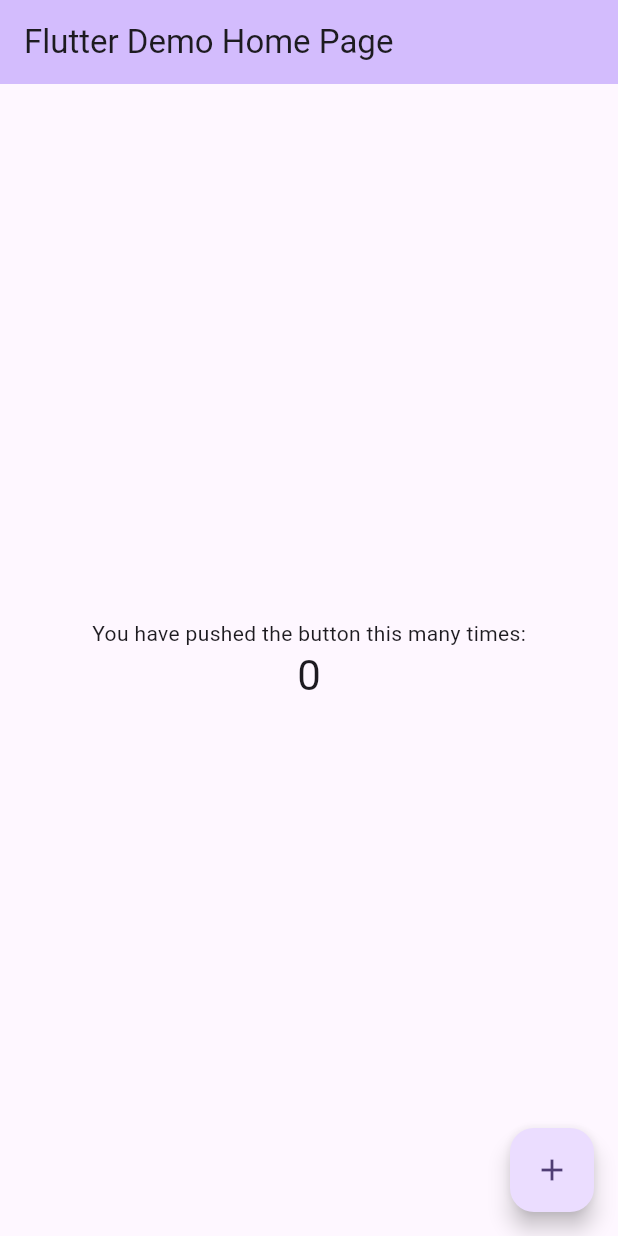
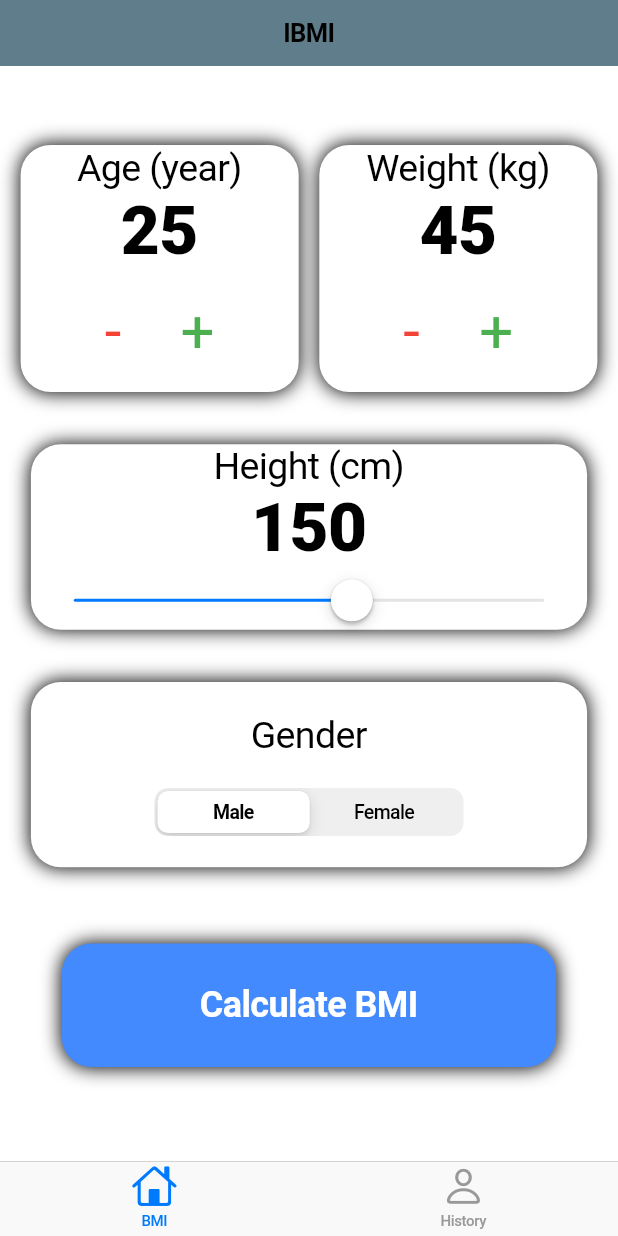
Before and after one commit to rizkyadde23/udemy_ibmi, a Flutter app: the screen it shows after launch, on a phone screen of 412 x 824 dp. Run offline on Flutter 3.47's test engine with Material 3 defaults, Android fonts, the phone set to English and light mode, and no system bars.

Commit message:
feat : bmi page

```diff
--- a/lib/main.dart
+++ b/lib/main.dart
@@ -1,4 +1,6 @@
 import 'package:flutter/material.dart';
+import 'package:flutter/cupertino.dart';
+import 'package:ibmi/pages/main_page.dart';
 
 void main() {
   runApp(const MyApp());
@@ -10,113 +12,13 @@ class MyApp extends StatelessWidget {
   // This widget is the root of your application.
   @override
   Widget build(BuildContext context) {
-    return MaterialApp(
-      title: 'Flutter Demo',
-      theme: ThemeData(
-        // This is the theme of your application.
-        //
-        // TRY THIS: Try running your application with "flutter run". You'll see
-        // the application has a purple toolbar. Then, without quitting the app,
-        // try changing the seedColor in the colorScheme below to Colors.green
-        // and then invoke "hot reload" (save your changes or press the "hot
-        // reload" button in a Flutter-supported IDE, or press "r" if you used
-        // the command line to start the app).
-        //
-        // Notice that the counter didn't reset back to zero; the application
-        // state is not lost during the reload. To reset the state, use hot
-        // restart instead.
-        //
-        // This works for code too, not just values: Most code changes can be
-        // tested with just a hot reload.
-        colorScheme: .fromSeed(seedColor: Colors.deepPurple),
-      ),
-      home: const MyHomePage(title: 'Flutter Demo Home Page'),
+    return CupertinoApp(
+      debugShowCheckedModeBanner: false,
+      title: "IBMI",
+      routes: {
+        '/': (BuildContext context) => MainPage()
+      },
+      initialRoute: '/',
     );
   }
 }
-
-class MyHomePage extends StatefulWidget {
-  const MyHomePage({super.key, required this.title});
-
-  // This widget is the home page of your application. It is stateful, meaning
-  // that it has a State object (defined below) that contains fields that affect
-  // how it looks.
-
-  // This class is the configuration for the state. It holds the values (in this
-  // case the title) provided by the parent (in this case the App widget) and
-  // used by the build method of the State. Fields in a Widget subclass are
-  // always marked "final".
-
-  final String title;
-
-  @override
-  State<MyHomePage> createState() => _MyHomePageState();
-}
-
-class _MyHomePageState extends State<MyHomePage> {
-  int _counter = 0;
-
-  void _incrementCounter() {
-    setState(() {
-      // This call to setState tells the Flutter framework that something has
-      // changed in this State, which causes it to rerun the build method below
-      // so that the display can reflect the updated values. If we changed
-      // _counter without calling setState(), then the build method would not be
-      // called again, and so nothing would appear to happen.
-      _counter++;
-    });
-  }
-
-  @override
-  Widget build(BuildContext context) {
-    // This method is rerun every time setState is called, for instance as done
-    // by the _incrementCounter method above.
-    //
-    // The Flutter framework has been optimized to make rerunning build methods
-    // fast, so that you can just rebuild anything that needs updating rather
-    // than having to individually change instances of widgets.
-    return Scaffold(
-      appBar: AppBar(
-        // TRY THIS: Try changing the color here to a specific color (to
-        // Colors.amber, perhaps?) and trigger a hot reload to see the AppBar
-        // change color while the other colors stay the same.
-        backgroundColor: Theme.of(context).colorScheme.inversePrimary,
-        // Here we take the value from the MyHomePage object that was created by
-        // the App.build method, and use it to set our appbar title.
-        title: Text(widget.title),
-      ),
-      body: Center(
-        // Center is a layout widget. It takes a single child and positions it
-        // in the middle of the parent.
-        child: Column(
-          // Column is also a layout widget. It takes a list of children and
-          // arranges them vertically. By default, it sizes itself to fit its
-          // children horizontally, and tries to be as tall as its parent.
-          //
-          // Column has various properties to control how it sizes itself and
-          // how it positions its children. Here we use mainAxisAlignment to
-          // center the children vertically; the main axis here is the vertical
-          // axis because Columns are vertical (the cross axis would be
-          // horizontal).
-          //
-          // TRY THIS: Invoke "debug painting" (choose the "Toggle Debug Paint"
-          // action in the IDE, or press "p" in the console), to see the
-          // wireframe for each widget.
-          mainAxisAlignment: .center,
-          children: [
-            const Text('You have pushed the button this many times:'),
-            Text(
-              '$_counter',
-              style: Theme.of(context).textTheme.headlineMedium,
-            ),
-          ],
-        ),
-      ),
-      floatingActionButton: FloatingActionButton(
-        onPressed: _incrementCounter,
-        tooltip: 'Increment',
-        child: const Icon(Icons.add),
-      ),
-    );
-  }
-}
--- /dev/null
+++ b/lib/pages/bmi_page.dart
@@ -0,0 +1,253 @@
+import 'package:flutter/cupertino.dart';
+import 'package:flutter/material.dart';
+import 'package:ibmi/widgets/info_card.dart';
+
+class BmiPage extends StatefulWidget {
+  const BmiPage({super.key});
+  @override
+  State<StatefulWidget> createState() {
+    return _bmiPageState();
+  }
+}
+
+class _bmiPageState extends State<BmiPage> {
+  double? deviceHeight, deviceWidth;
+  int age = 25, weight = 45, height = 150, gender = 0;
+  @override
+  Widget build(BuildContext context) {
+    deviceHeight = MediaQuery.of(context).size.height;
+    deviceWidth = MediaQuery.of(context).size.width;
+    return CupertinoPageScaffold(
+      child: Center(
+        child: Container(
+          height: deviceHeight! * 0.85,
+          child: Column(
+            mainAxisAlignment: MainAxisAlignment.spaceEvenly,
+            crossAxisAlignment: CrossAxisAlignment.center,
+            mainAxisSize: MainAxisSize.max,
+            children: [
+              Row(
+                mainAxisAlignment: MainAxisAlignment.spaceEvenly,
+                crossAxisAlignment: CrossAxisAlignment.center,
+                mainAxisSize: MainAxisSize.max,
+                children: [ageTrackingWidget(), weightTrackingWidget()],
+              ),
+              heightTrackingWidget(),
+              genderSelectContainer(),
+              calculateButton(),
+            ],
+          ),
+        ),
+      ),
+    );
+  }
+
+  InfoCard ageTrackingWidget() {
+    return InfoCard(
+      height: deviceHeight! * 0.2,
+      width: deviceWidth! * 0.45,
+      child: Column(
+        mainAxisSize: MainAxisSize.max,
+        mainAxisAlignment: MainAxisAlignment.spaceEvenly,
+        crossAxisAlignment: CrossAxisAlignment.center,
+        children: [
+          const Text(
+            "Age (year)",
+            style: TextStyle(fontSize: 25, fontWeight: FontWeight.w400),
+          ),
+          Text(
+            age.toString(),
+            style: TextStyle(fontSize: 45, fontWeight: FontWeight.w800),
+          ),
+          Row(
+            mainAxisSize: MainAxisSize.max,
+            mainAxisAlignment: MainAxisAlignment.center,
+            crossAxisAlignment: CrossAxisAlignment.center,
+            children: [
+              CupertinoButton(
+                child: Text(
+                  "-",
+                  style: TextStyle(
+                    fontSize: 40,
+                    fontWeight: FontWeight.w400,
+                    color: Colors.red,
+                  ),
+                ),
+                onPressed: () {
+                  setState(() {
+                    age--;
+                  });
+                },
+              ),
+              CupertinoButton(
+                child: Text(
+                  "+",
+                  style: TextStyle(
+                    fontSize: 40,
+                    fontWeight: FontWeight.w400,
+                    color: Colors.green,
+                  ),
+                ),
+                onPressed: () {
+                  setState(() {
+                    age++;
+                  });
+                },
+              ),
+            ],
+          ),
+        ],
+      ),
+    );
+  }
+
+  InfoCard weightTrackingWidget() {
+    return InfoCard(
+      height: deviceHeight! * 0.2,
+      width: deviceWidth! * 0.45,
+      child: Column(
+        mainAxisSize: MainAxisSize.max,
+        mainAxisAlignment: MainAxisAlignment.spaceEvenly,
+        crossAxisAlignment: CrossAxisAlignment.center,
+        children: [
+          const Text(
+            "Weight (kg)",
+            style: TextStyle(fontSize: 25, fontWeight: FontWeight.w400),
+          ),
+          Text(
+            weight.toString(),
+            style: TextStyle(fontSize: 45, fontWeight: FontWeight.w800),
+          ),
+          Row(
+            mainAxisSize: MainAxisSize.max,
+            mainAxisAlignment: MainAxisAlignment.center,
+            crossAxisAlignment: CrossAxisAlignment.center,
+            children: [
+              CupertinoButton(
+                child: Text(
+                  "-",
+                  style: TextStyle(
+                    fontSize: 40,
+                    fontWeight: FontWeight.w400,
+                    color: Colors.red,
+                  ),
+                ),
+                onPressed: () {
+                  setState(() {
+                    weight--;
+                  });
+                },
+              ),
+              CupertinoButton(
+                child: Text(
+                  "+",
+                  style: TextStyle(
+                    fontSize: 40,
+                    fontWeight: FontWeight.w400,
+                    color: Colors.green,
+                  ),
+                ),
+                onPressed: () {
+                  setState(() {
+                    weight++;
+                  });
+                },
+              ),
+            ],
+          ),
+        ],
+      ),
+    );
+  }
+
+  InfoCard heightTrackingWidget() {
+    return InfoCard(
+      height: deviceHeight! * 0.15,
+      width: deviceWidth! * 0.9,
+      child: Column(
+        mainAxisSize: MainAxisSize.max,
+        mainAxisAlignment: MainAxisAlignment.spaceEvenly,
+        crossAxisAlignment: CrossAxisAlignment.center,
+        children: [
+          const Text(
+            "Height (cm)",
+            style: TextStyle(fontSize: 25, fontWeight: FontWeight.w400),
+          ),
+          Text(
+            height.toString(),
+            style: TextStyle(fontSize: 45, fontWeight: FontWeight.w800),
+          ),
+          SizedBox(
+            width: deviceWidth! * 0.8,
+            child: CupertinoSlider(
+              min: 30,
+              max: 230,
+              divisions: 230,
+              value: height.toDouble(),
+              onChanged: (_value) {
+                setState(() {
+                  height = _value.toInt();
+                });
+              },
+            ),
+          ),
+        ],
+      ),
+    );
+  }
+
+  Widget genderSelectContainer() {
+    return InfoCard(
+      height: deviceHeight! * 0.15,
+      width: deviceWidth! * 0.9,
+      child: Column(
+        mainAxisAlignment: MainAxisAlignment.spaceEvenly,
+        crossAxisAlignment: CrossAxisAlignment.center,
+        mainAxisSize: MainAxisSize.max,
+        children: [
+          const Text(
+            "Gender",
+            style: TextStyle(fontSize: 25, fontWeight: FontWeight.w400),
+          ),
+          SizedBox(
+            width: deviceWidth! * 0.5,
+            child: CupertinoSlidingSegmentedControl(
+              groupValue: gender,
+              children: {0: Text("Male"), 1: Text("Female")},
+              onValueChanged: (_value) {
+                setState(() {
+                  gender = _value as int;
+                });
+              },
+            ),
+          ),
+        ],
+      ),
+    );
+  }
+
+  Widget calculateButton() {
+    return CupertinoButton(
+      child: Container(
+        width: deviceWidth! * 0.8,
+        height: deviceWidth! * 0.2,
+        decoration: BoxDecoration(
+          color: Colors.blueAccent,
+          borderRadius: BorderRadius.circular(20),
+          boxShadow: [BoxShadow(color: Colors.black, blurRadius: 10)],
+        ),
+        child: Center(
+          child: Text(
+            "Calculate BMI",
+            style: TextStyle(
+              fontSize: 24,
+              fontWeight: FontWeight.bold,
+              color: Colors.white,
+            ),
+          ),
+        ),
+      ),
+      onPressed: () {},
+    );
+  }
+}
--- /dev/null
+++ b/lib/pages/history_page.dart
@@ -0,0 +1,17 @@
+import 'package:flutter/cupertino.dart';
+import 'package:flutter/material.dart';
+
+class HistoryPage extends StatefulWidget {
+  const HistoryPage({super.key});
+  @override
+  State<StatefulWidget> createState() {
+    return _historyPageState();
+  }
+}
+
+class _historyPageState extends State<HistoryPage> {
+  @override
+  Widget build(BuildContext context) {
+    return CupertinoPageScaffold(child: Container(color: Colors.blue));
+  }
+}
--- /dev/null
+++ b/lib/pages/main_page.dart
@@ -0,0 +1,40 @@
+import 'package:flutter/cupertino.dart';
+import 'package:flutter/material.dart';
+import 'package:ibmi/pages/bmi_page.dart';
+import 'package:ibmi/pages/history_page.dart';
+
+class MainPage extends StatefulWidget {
+  const MainPage({super.key});
+  @override
+  State<StatefulWidget> createState() {
+    return _mainPageState();
+  }
+}
+
+class _mainPageState extends State<MainPage> {
+  List<Widget> tabs = [BmiPage(), HistoryPage()];
+  @override
+  Widget build(BuildContext context) {
+    return CupertinoPageScaffold(
+      backgroundColor: Colors.blueGrey,
+      navigationBar: CupertinoNavigationBar(middle: Text("IBMI")),
+      child: CupertinoTabScaffold(
+        tabBar: CupertinoTabBar(
+          items: [
+            BottomNavigationBarItem(
+              icon: Icon(CupertinoIcons.home),
+              label: "BMI",
+            ),
+            BottomNavigationBarItem(
+              icon: Icon(CupertinoIcons.person),
+              label: "History",
+            ),
+          ],
+        ),
+        tabBuilder: (context, index) {
+          return tabs[index];
+        },
+      ),
+    );
+  }
+}
--- /dev/null
+++ b/lib/widgets/info_card.dart
@@ -0,0 +1,28 @@
+import 'package:flutter/material.dart';
+
+class InfoCard extends StatelessWidget {
+  final Widget child;
+  final double width;
+  final double height;
+
+  const InfoCard({
+    super.key,
+    required this.height,
+    required this.width,
+    required this.child,
+  });
+
+  @override
+  Widget build(BuildContext context) {
+    return Container(
+      width: width,
+      height: height,
+      decoration: BoxDecoration(
+        color: Colors.white,
+        borderRadius: BorderRadius.circular(20),
+        boxShadow: const [BoxShadow(color: Colors.black, blurRadius: 10)],
+      ),
+      child: child,
+    );
+  }
+}
```
Also changed, not shown: pubspec.lock, 1 other file.
